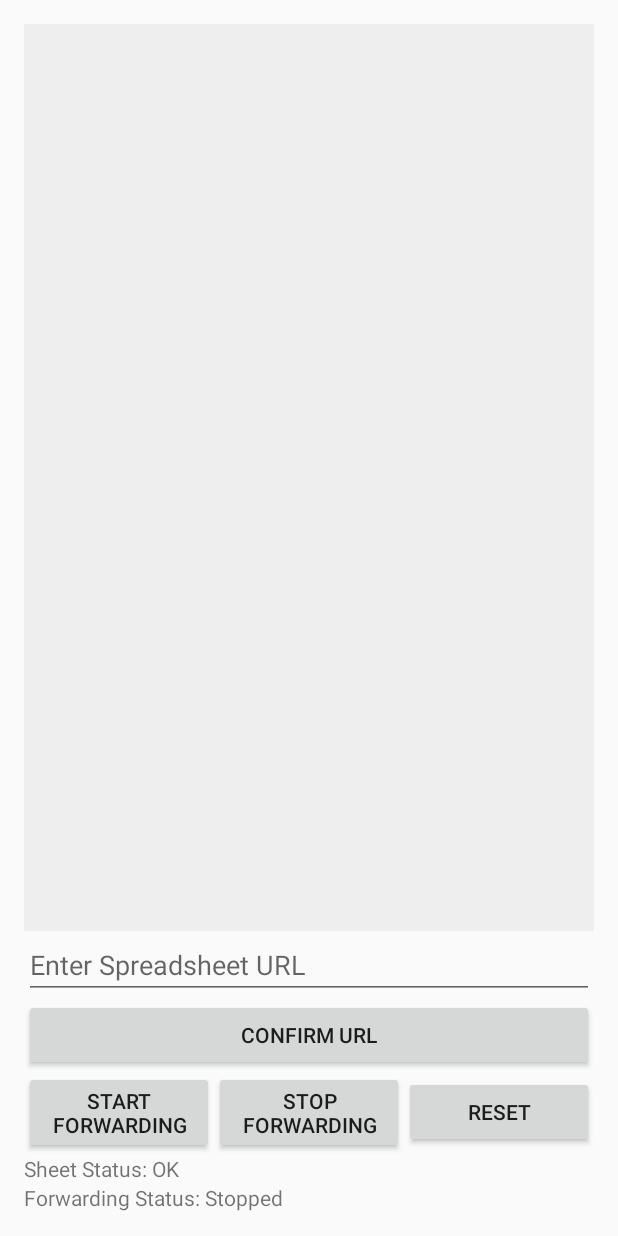
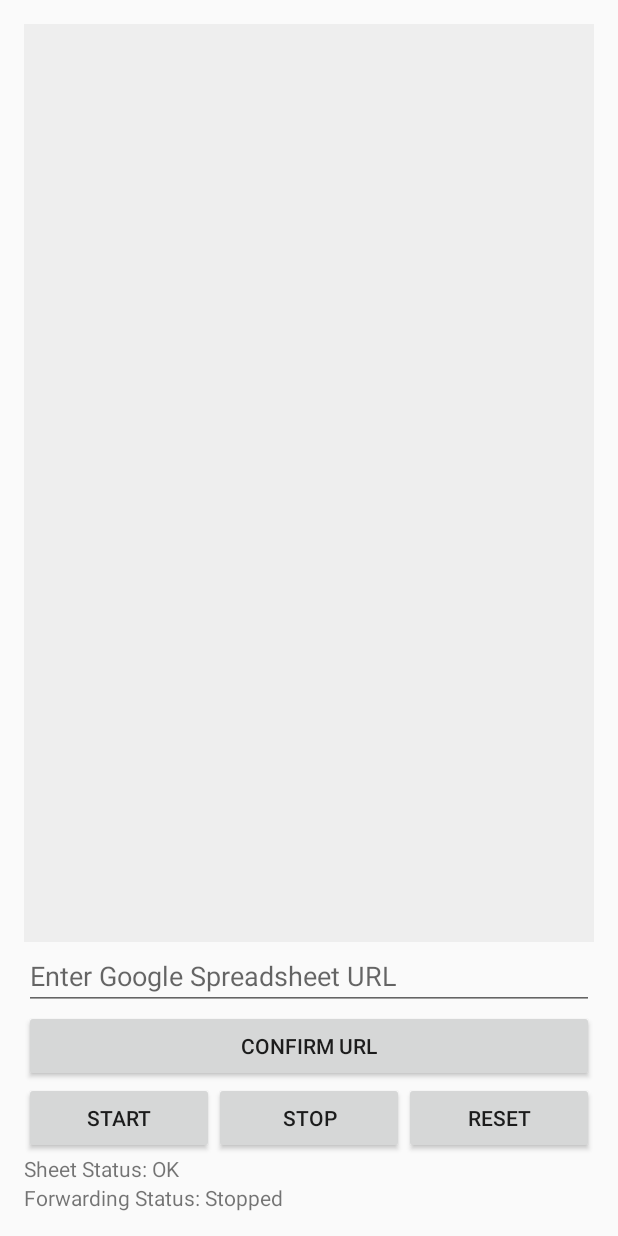
Before and after one commit to ganeshv/textfiltrator, an Android app built with Jetpack Compose: the screen it shows after launch (MainActivity), on a phone screen of 412 x 824 dp. Run offline under Robolectric (Android 15) with nearby library versions, the phone set to English and light mode, and no system bars.

Commit message:
added basic layout with URL and buttons

```diff
--- a/SMSReaderApp/app/src/main/java/com/example/smsreaderapp/MainActivity.kt
+++ b/SMSReaderApp/app/src/main/java/com/example/smsreaderapp/MainActivity.kt
@@ -52,6 +52,12 @@ import android.os.Bundle
 import android.widget.Toast
 import androidx.core.app.ActivityCompat
 import android.util.Log
+import android.view.ViewGroup
+import android.widget.Button
+import android.widget.EditText
+import android.widget.TextView
+import androidx.recyclerview.widget.LinearLayoutManager
+import androidx.recyclerview.widget.RecyclerView
 
 class MainActivity : Activity() {
 
@@ -59,15 +65,18 @@ class MainActivity : Activity() {
         const val SMS_PERMISSION_CODE = 123
     }
 
-    override fun onCreate(savedInstanceState: Bundle?) {
-        super.onCreate(savedInstanceState)
-        setContentView(R.layout.activity_main)
+    // Declare Views
+    private lateinit var activityLogRecyclerView: RecyclerView
+    private lateinit var urlEditText: EditText
+    private lateinit var confirmUrlButton: Button
+    private lateinit var startButton: Button
+    private lateinit var stopButton: Button
+    private lateinit var resetButton: Button
+    private lateinit var sheetStatusTextView: TextView
+    private lateinit var forwardingStatusTextView: TextView
 
-        // Check for SMS permission
-        if (ActivityCompat.checkSelfPermission(this, Manifest.permission.RECEIVE_SMS) != PackageManager.PERMISSION_GRANTED) {
-            ActivityCompat.requestPermissions(this, arrayOf(Manifest.permission.RECEIVE_SMS), SMS_PERMISSION_CODE)
-        }
-    }
+    // List to store activity logs
+    private val activityLogs = mutableListOf<String>()
 
     override fun onRequestPermissionsResult(requestCode: Int, permissions: Array<out String>, grantResults: IntArray) {
         Log.d("SmsReceiverPermission", "fooo")  // Log the SMS detail
@@ -81,4 +90,78 @@ class MainActivity : Activity() {
             }
         }
     }
+    override fun onCreate(savedInstanceState: Bundle?) {
+        super.onCreate(savedInstanceState)
+        setContentView(R.layout.activity_main)
+
+        // Check for SMS permission
+        if (ActivityCompat.checkSelfPermission(this, Manifest.permission.RECEIVE_SMS) != PackageManager.PERMISSION_GRANTED) {
+            ActivityCompat.requestPermissions(this, arrayOf(Manifest.permission.RECEIVE_SMS), SMS_PERMISSION_CODE)
+        }
+
+        // Bind Views
+        activityLogRecyclerView = findViewById(R.id.activityLogRecyclerView)
+        urlEditText = findViewById(R.id.urlEditText)
+        confirmUrlButton = findViewById(R.id.confirmUrlButton)
+        startButton = findViewById(R.id.startButton)
+        stopButton = findViewById(R.id.stopButton)
+        resetButton = findViewById(R.id.resetButton)
+        sheetStatusTextView = findViewById(R.id.sheetStatusTextView)
+        forwardingStatusTextView = findViewById(R.id.forwardingStatusTextView)
+
+        // Set up RecyclerView
+        activityLogRecyclerView.layoutManager = LinearLayoutManager(this)
+        val adapter = LogAdapter(activityLogs)
+        activityLogRecyclerView.adapter = adapter
+
+        // Set up listeners
+        confirmUrlButton.setOnClickListener {
+            val url = urlEditText.text.toString()
+            // Validate and set the URL for your Google Sheet (implementation depends on your logic)
+            logActivity("URL set to $url")
+        }
+
+        startButton.setOnClickListener {
+            // Start forwarding logic here
+            logActivity("Started forwarding")
+            forwardingStatusTextView.text = "Forwarding Status: In progress"
+        }
+
+        stopButton.setOnClickListener {
+            // Stop forwarding logic here
+            logActivity("Stopped forwarding")
+            forwardingStatusTextView.text = "Forwarding Status: Stopped"
+        }
+
+        resetButton.setOnClickListener {
+            // Reset logic here
+            logActivity("Reset performed")
+        }
+    }
+
+    private fun logActivity(log: String) {
+        if (activityLogs.size >= 10) {
+            activityLogs.removeAt(0)  // remove the oldest log
+        }
+        activityLogs.add(log)
+        activityLogRecyclerView.adapter?.notifyDataSetChanged()
+        activityLogRecyclerView.smoothScrollToPosition(activityLogs.size - 1) // scroll to the latest log
+    }
+
 }
+
+// Adapter for the RecyclerView
+class LogAdapter(private val logs: List<String>) : RecyclerView.Adapter<LogAdapter.ViewHolder>() {
+    class ViewHolder(val textView: TextView) : RecyclerView.ViewHolder(textView)
+
+    override fun onCreateViewHolder(parent: ViewGroup, viewType: Int): ViewHolder {
+        val textView = TextView(parent.context)
+        return ViewHolder(textView)
+    }
+
+    override fun onBindViewHolder(holder: ViewHolder, position: Int) {
+        holder.textView.text = logs[position]
+    }
+
+    override fun getItemCount() = logs.size
+}
--- a/SMSReaderApp/app/src/main/res/layout/activity_main.xml
+++ b/SMSReaderApp/app/src/main/res/layout/activity_main.xml
@@ -19,7 +19,7 @@
         android:id="@+id/urlEditText"
         android:layout_width="match_parent"
         android:layout_height="wrap_content"
-        android:hint="Enter Spreadsheet URL"/>
+        android:hint="Enter Google Spreadsheet URL"/>
 
     <!-- Confirm URL button -->
     <Button
@@ -41,14 +41,14 @@
             android:layout_width="0dp"
             android:layout_height="wrap_content"
             android:layout_weight="1"
-            android:text="Start Forwarding"/>
+            android:text="Start"/>
 
         <Button
             android:id="@+id/stopButton"
             android:layout_width="0dp"
             android:layout_height="wrap_content"
             android:layout_weight="1"
-            android:text="Stop Forwarding"/>
+            android:text="Stop"/>
 
         <Button
             android:id="@+id/resetButton"
```
